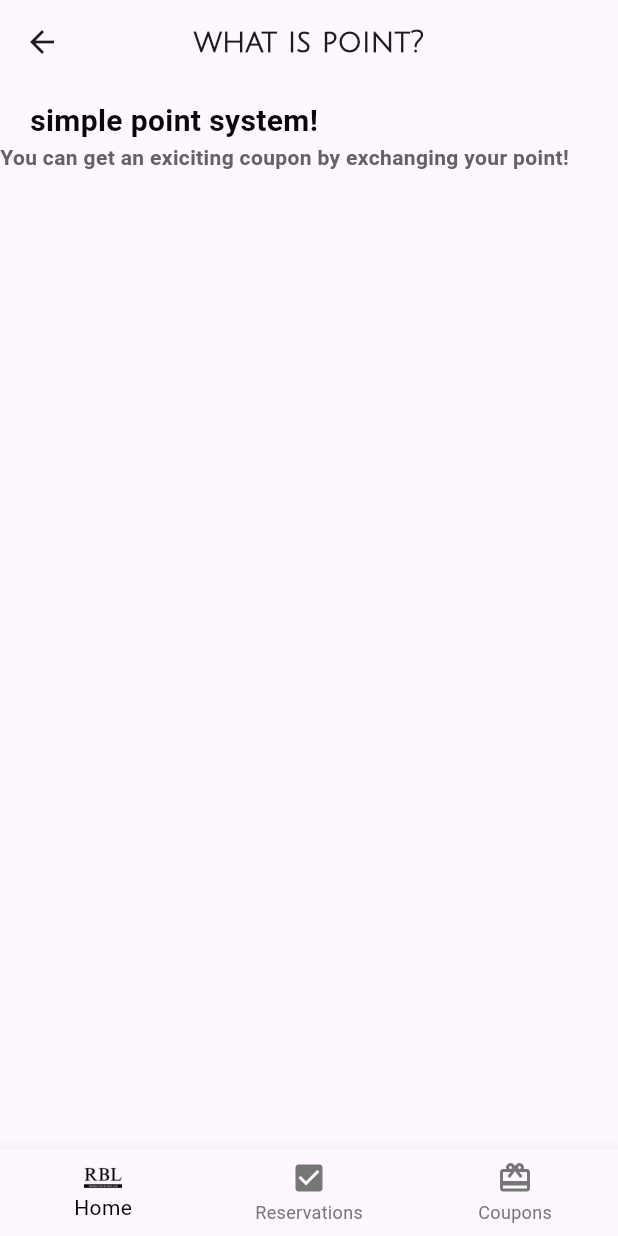
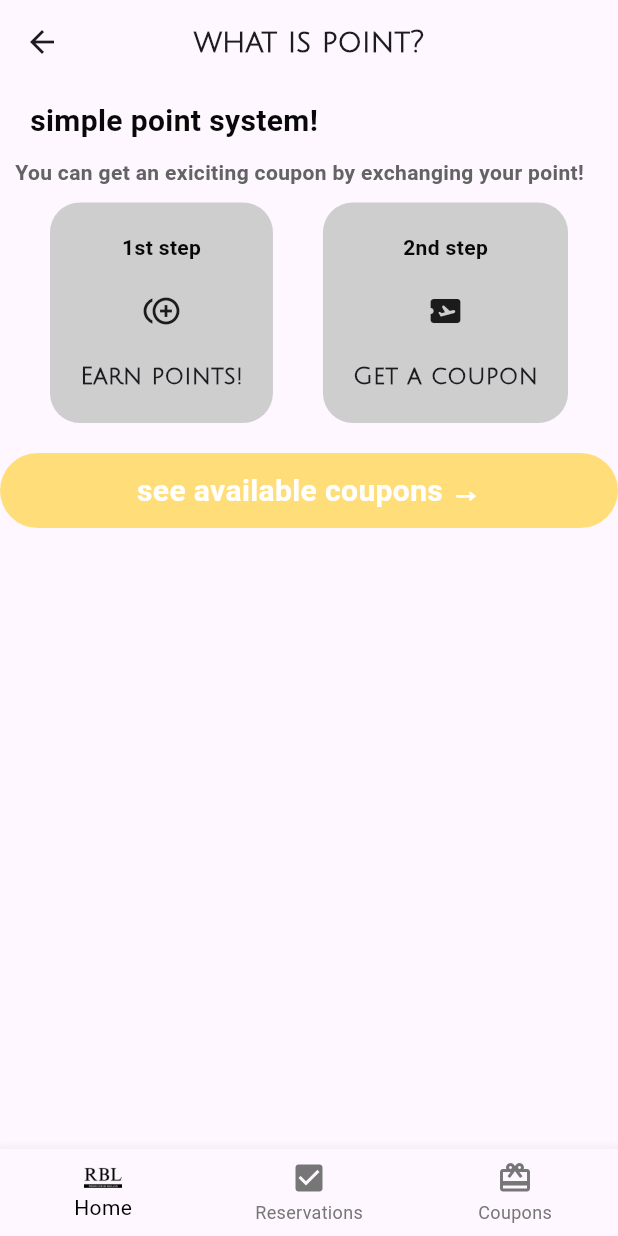
Before and after one commit to KOTAROKASEKO/rbl_customer, a Flutter app: the BottomTabView screen opened directly, after a tap on an icon or button, on a phone screen of 412 x 824 dp. Run offline on Flutter 3.47's test engine with Material 3 defaults, Android fonts, the phone set to English and light mode, and no system bars; our stand-ins replace carousel_slider, cloud_firestore, firebase_auth, firebase_core, firebase_messaging, google_sign_in and 5 more; accounts and stored records are empty; project files that could hold a hidden picture were left out.

Commit message:
added point explanation page

```diff
--- a/lib/BottomTab.dart
+++ b/lib/BottomTab.dart
@@ -1,10 +1,12 @@
 import 'package:cloud_firestore/cloud_firestore.dart';
 import 'package:flutter/material.dart';
+import 'package:provider/provider.dart';
 import 'package:rbl/Account/userId.dart';
 import 'package:rbl/Setting/ColorSetting.dart';
 import 'package:rbl/coupon/PAGE_Coupon.dart';
 import 'package:rbl/home/PAGE_homePage.dart';
 import 'package:rbl/reservationService/ceilingTab.dart';
+import 'package:rbl/tabProviderService.dart';
 import 'package:shared_preferences/shared_preferences.dart';
 
 class BottomTabView extends StatefulWidget {
@@ -15,7 +17,6 @@ class BottomTabView extends StatefulWidget {
 }
 
 class _BottomTabViewState extends State<BottomTabView> {
-  // Index for the selected tab
   int _selectedIndex = 0;
 
   final List<GlobalKey<NavigatorState>> _navigatorKeys = [
@@ -46,15 +47,12 @@ class _BottomTabViewState extends State<BottomTabView> {
         List<dynamic> invitationList = data['invitationList'];
         if (invitationList.isNotEmpty && mounted) {
           if(invitationList.length==3||invitationList.length==6||invitationList.length==9){
-
-
             if(await checkIfItshouldBeShown(prefs, invitationList.length)){
               prefs.setInt('alreadyShow',invitationList.length);
               showDialog(
                     context: context,
                     builder: (context) {
                       return StatefulBuilder(
-
                         builder: (context, setState){
                         return  AlertDialog( // Use AlertDialog for a proper dialog
                         content: SizedBox( // Wrap content in Container for styling
@@ -63,7 +61,6 @@ class _BottomTabViewState extends State<BottomTabView> {
                           child: Center(
                             child: ListView(
                               children: [
-
                                 const Row(
                                   mainAxisAlignment: MainAxisAlignment.start,
                                   children: [
@@ -118,11 +115,9 @@ class _BottomTabViewState extends State<BottomTabView> {
                           borderRadius: BorderRadius.circular(10.0),
                         ),
                       );
-
                   });
                 },
               );
-
             }
           }
         }
@@ -145,15 +140,19 @@ class _BottomTabViewState extends State<BottomTabView> {
 
   // Function to handle tab change
 void _onItemTapped(int index) {
-    if (_selectedIndex != index) {
+  var tabProviderInstance = Provider.of<Tabproviderservice>(context, listen: false);
+  if (tabProviderInstance.getTabIndex() != index) {
     setState(() {
-        _selectedIndex = index;
+      _selectedIndex = index; // Update the local state
     });
+    tabProviderInstance.changeIndex(index); // Update the Provider state
   } else {
     // Pop to the first screen if the current tab is tapped again
     _navigatorKeys[index].currentState?.popUntil((route) => route.isFirst);
   }
 }
+
+
 
   Future<bool> _onWillPop() async {
     final isFirstRouteInCurrentTab =
@@ -193,7 +192,11 @@ class _BottomTabViewState extends State<BottomTabView> {
 
   @override
 Widget build(BuildContext context) {
-    // ignore: deprecated_member_use
+  var tabProviderInstance = Provider.of<Tabproviderservice>(context);
+
+  // Sync `_selectedIndex` with the provider's index
+  _selectedIndex = tabProviderInstance.getTabIndex();
+
   return WillPopScope(
     onWillPop: _onWillPop,
     child: Scaffold(
@@ -207,23 +210,26 @@ class _BottomTabViewState extends State<BottomTabView> {
         selectedIconTheme: const IconThemeData(color: Colorsetting.tabColor),
         selectedItemColor: Colorsetting.tabColor,
         unselectedItemColor: Colorsetting.nonSelectedColor,
-          currentIndex: _selectedIndex, // Current selected tab
+        currentIndex: _selectedIndex, // Use the local `_selectedIndex`
         onTap: _onItemTapped, // Update selected tab when tapped
         items: [
           BottomNavigationBarItem(
-              icon: Image.asset('assets/Icon_RBL.png', width: 25, height: 20, color: _selectedIndex == 0 ? Colorsetting.tabColor : Colorsetting.nonSelectedColor),
+            icon: Image.asset(
+              'assets/Icon_RBL.png',
+              width: 25,
+              height: 20,
+              color: _selectedIndex == 0
+                  ? Colorsetting.tabColor
+                  : Colorsetting.nonSelectedColor,
+            ),
             label: 'Home',
           ),
           const BottomNavigationBarItem(
-              icon: Icon(
-                Icons.check_box,
-              ),
+            icon: Icon(Icons.check_box),
             label: 'Reservations',
           ),
           const BottomNavigationBarItem(
-              icon: Icon(
-                Icons.card_giftcard,
-              ),
+            icon: Icon(Icons.card_giftcard),
             label: 'Coupons',
           ),
         ],
--- a/lib/TreatmentDescription.dart/treatmentDescription.dart
+++ b/lib/TreatmentDescription.dart/treatmentDescription.dart
@@ -1,14 +1,32 @@
+import 'package:cloud_firestore/cloud_firestore.dart';
 import 'package:flutter/material.dart';
 import 'package:rbl/Setting/ColorSetting.dart';
 
 class treatmentDescription extends StatefulWidget {
-  const treatmentDescription({super.key});
+  final String treatment;
+  const treatmentDescription({super.key, required this.treatment});
 
   @override
   _treatmentDescriptionState createState() => _treatmentDescriptionState();
 }
 
 class _treatmentDescriptionState extends State<treatmentDescription> {
+
+  String? detail;
+
+  @override
+  void initState() {
+    super.initState();
+    fetchTreatment();
+  }
+
+  Future<void> fetchTreatment() async{
+    DocumentSnapshot snapshot = await FirebaseFirestore.instance.collection('treatment')
+    .doc(widget.treatment)
+    .get();
+
+    detail = snapshot['detail'];
+  }
   @override
   Widget build(BuildContext context) {
     return Scaffold(
--- a/lib/home/PointGuide.dart
+++ b/lib/home/PointGuide.dart
@@ -1,9 +1,16 @@
 import 'package:flutter/cupertino.dart';
 import 'package:flutter/material.dart';
+import 'package:provider/provider.dart';
 import 'package:rbl/Setting/ColorSetting.dart';
+import 'package:rbl/tabProviderService.dart';
+
 
 class PointGuide extends StatelessWidget{
+
+
+  @override
   Widget build(BuildContext context){
+    var instance = Provider.of<Tabproviderservice>(context);
     return Scaffold(
       appBar: AppBar(
         title: Text('what is point?',
@@ -18,7 +25,7 @@ class PointGuide extends StatelessWidget{
       body: ListView(
         physics: const BouncingScrollPhysics(),
         children: [
-          Padding(
+          const Padding(
             padding: EdgeInsets.only(left: 20, top: 10),
               child:Text(
               'simple point system!',
@@ -29,7 +36,87 @@ class PointGuide extends StatelessWidget{
               ),
             ),
           ),
-          Text('You can get an exiciting coupon by exchanging your point!',style: TextStyle(fontWeight: FontWeight.bold,color:Colorsetting.font),),
+          const Padding(
+            padding : EdgeInsets.all(10),
+            child:
+            Text('You can get an exiciting coupon by exchanging your point!',style: TextStyle(fontWeight: FontWeight.bold,color:Colorsetting.font),),
+            ),
+          Row(
+            mainAxisAlignment: MainAxisAlignment.spaceEvenly,
+            children: [
+              //first step
+              Container(
+                decoration: BoxDecoration(
+                  color: const Color.fromARGB(255, 206, 206, 206),
+                  borderRadius: BorderRadius.circular(20)
+                ),
+                child: Padding(
+                  padding: EdgeInsets.all(20),
+                  child:Column(
+                  spacing: 20,
+                  children: [
+                    Text('1st step'
+                    ,style: TextStyle(fontWeight: FontWeight.bold,color:Colorsetting.title),
+                    ),
+                    Icon(Icons.control_point_duplicate_sharp),
+                    Text('Earn points!',
+                      style: TextStyle(
+                        fontFamily: 'juliousSans',
+                        fontSize: 16,
+                        fontWeight: FontWeight.bold
+                      ),
+                    ),
+                  ],
+                ),)
+              ),
+              Container(
+                decoration: BoxDecoration(
+                  color: const Color.fromARGB(255, 206, 206, 206),
+                  borderRadius: BorderRadius.circular(20)
+                ),
+                child: Padding(
+                  padding: EdgeInsets.all(20),
+                  child:Column(
+                  spacing: 20,
+                  children: [
+                    Text('2nd step',style: TextStyle(fontWeight: FontWeight.bold,color:Colorsetting.title),),
+                    Icon(Icons.airplane_ticket_rounded),
+                    Text('Get a coupon',
+                      style: TextStyle(
+                        fontFamily: 'juliousSans',
+                        fontSize: 16,
+                        fontWeight: FontWeight.bold
+                      ),
+                    )
+                  ],
+                ),)
+              )
+            ],
+          ),
+          SizedBox(height: 20,),
+          GestureDetector(
+            onTap: (){
+              Navigator.pop(context);
+              instance.changeIndex(2);
+            },
+            child: Container(
+            width: 200,
+            height: 50,
+            decoration: BoxDecoration(
+              color: const Color.fromARGB(255, 255, 222, 122),
+              borderRadius: BorderRadius.circular(25)
+            ),
+            child: const Center(
+              child: Text(
+                'see available coupons →',
+                style: TextStyle(
+                  fontSize: 20,
+                  fontWeight: FontWeight.bold,
+                  color: Colors.white
+                ),
+              ),
+            ),
+          ),)
         ],
       ),
     );
--- a/lib/main.dart
+++ b/lib/main.dart
@@ -7,6 +7,7 @@ import 'package:rbl/Account/PAGE_authentication.dart';
 import 'package:rbl/Account/userId.dart';
 import 'package:rbl/firebase_options.dart';
 import 'package:rbl/home/searchModel.dart';
+import 'package:rbl/tabProviderService.dart';
 import 'package:shared_preferences/shared_preferences.dart';
 
 //This page initialises firebase, localdatabase(sharedpreference) ,provider
@@ -24,6 +25,7 @@ void main() async {
     MultiProvider(
       providers: [
         ChangeNotifierProvider(create: (context) => ReservationFilterProvider(),),
+        ChangeNotifierProvider(create: (context) => Tabproviderservice(),),
       ],
        child: const MyApp(),
     ),
--- a/lib/reservationService/PAGE_MakeReservation.dart
+++ b/lib/reservationService/PAGE_MakeReservation.dart
@@ -443,7 +443,7 @@ class _ReservationViewState extends State<ReservationView> {
                       onTap: () {
                         Navigator.push(
                           context,
-                          MaterialPageRoute(builder: (context) => const treatmentDescription()),
+                          MaterialPageRoute(builder: (context) => treatmentDescription(treatment:_pickedTreatment)),
                         );
                       },
                     ),
--- /dev/null
+++ b/lib/tabProviderService.dart
@@ -0,0 +1,12 @@
+import 'package:flutter/material.dart';
+
+class Tabproviderservice extends ChangeNotifier {
+  int tabIndex = 0;
+
+  int getTabIndex() => tabIndex;
+
+  void changeIndex(int newIndex) {
+    tabIndex = newIndex;
+    notifyListeners(); // Notify listeners about the change
+  }
+}
```
Lines whose indentation alone changed are shown as unchanged.
